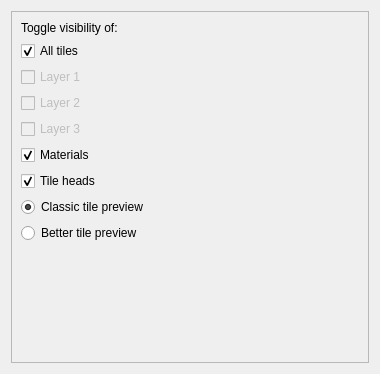
Before: the Qt Designer form ui/uifiles/views/tiles.ui in timofey260/RWE-Sharp, drawn with Qt 5.
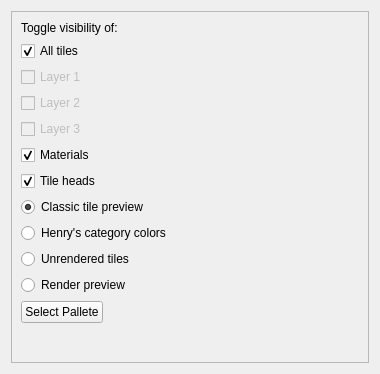
After: the same form once the commit is applied.

The edit to the form file:
```diff
--- a/ui/uifiles/views/tiles.ui
+++ b/ui/uifiles/views/tiles.ui
@@ -112,7 +112,34 @@
        <item>
         <widget class="QRadioButton" name="VTilesMaterialBetterPreview">
          <property name="text">
-          <string>Better tile preview</string>
+          <string>Henry's category colors</string>
+         </property>
+        </widget>
+       </item>
+       <item>
+        <widget class="QRadioButton" name="VTilesMaterialUnrendered">
+         <property name="text">
+          <string>Unrendered tiles</string>
+         </property>
+        </widget>
+       </item>
+       <item>
+        <widget class="QRadioButton" name="VTilesMaterialRendered">
+         <property name="text">
+          <string>Render preview</string>
+         </property>
+        </widget>
+       </item>
+       <item>
+        <widget class="QPushButton" name="PalleteSelectButton">
+         <property name="sizePolicy">
+          <sizepolicy hsizetype="Maximum" vsizetype="Fixed">
+           <horstretch>0</horstretch>
+           <verstretch>0</verstretch>
+          </sizepolicy>
+         </property>
+         <property name="text">
+          <string>Select Pallete</string>
          </property>
         </widget>
        </item>
```
Left out of the diff: 4 changed lines with no effect on the pictures.
